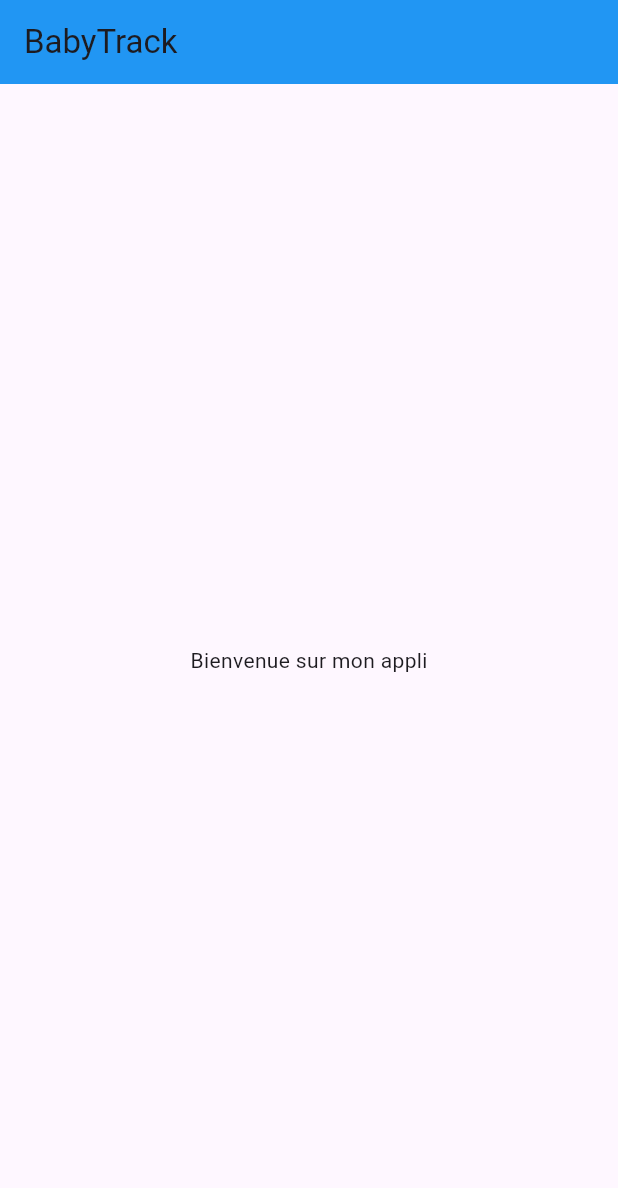
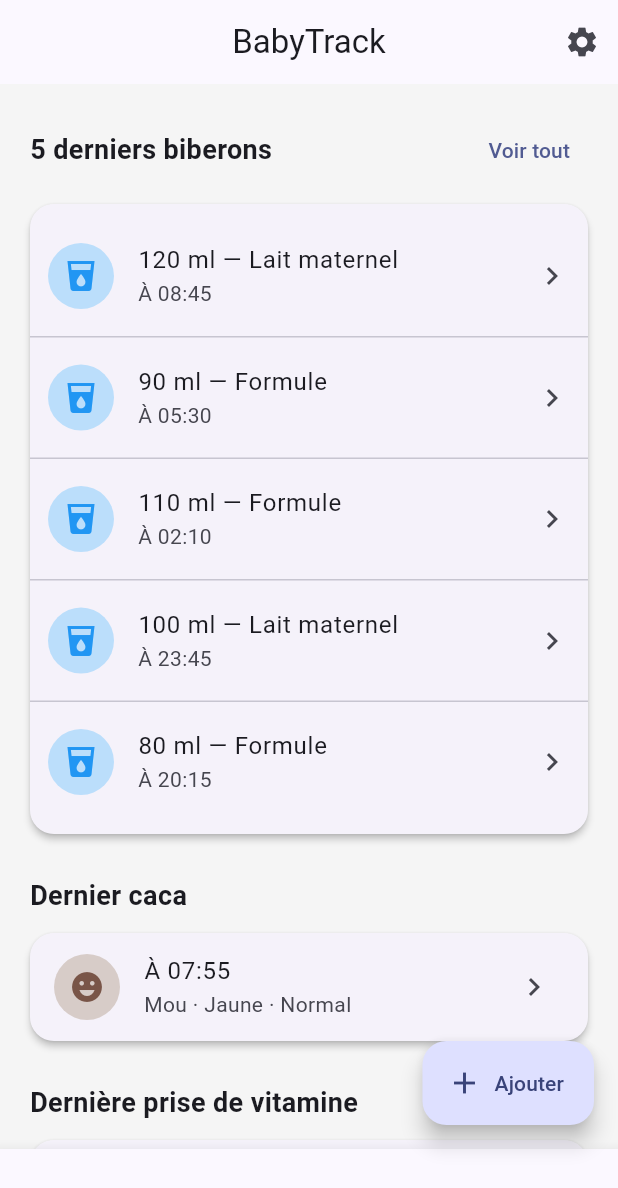
Before and after one commit to yoniBenabou/babytrack, a Flutter app: the screen it shows after launch, on a phone screen of 412 x 824 dp. Shown: the top 1188 px of the screen. Run offline on Flutter 3.47's test engine with Material 3 defaults, Android fonts, the phone set to English and light mode, and no system bars.

Commit message:
UI: Home ‘Suivi’ mock (design only, no logic)

```diff
--- a/lib/main.dart
+++ b/lib/main.dart
@@ -1,24 +1,195 @@
 import 'package:flutter/material.dart';
 
-void main() {
-  runApp(const MyApp());
-}
+void main() => runApp(const BabyTrackApp());
 
-class MyApp extends StatelessWidget {
-  const MyApp({super.key});
+class BabyTrackApp extends StatelessWidget {
+  const BabyTrackApp({super.key});
 
   @override
   Widget build(BuildContext context) {
     return MaterialApp(
-      home: Scaffold(
-        appBar: AppBar(
-          backgroundColor: Colors.blue,
-          title: Text("BabyTrack"),
+      title: 'BabyTrack',
+      debugShowCheckedModeBanner: false,
+      theme: ThemeData(
+        useMaterial3: true,
+        colorSchemeSeed: Colors.indigo,
+      ),
+      home: const HomePage(),
+    );
+  }
+}
+
+class HomePage extends StatelessWidget {
+  const HomePage({super.key});
+
+  // Données factices (design uniquement)
+  List<Map<String, dynamic>> get lastBottles => [
+    {"time": "08:45", "amount": 120, "kind": "Lait maternel"},
+    {"time": "05:30", "amount": 90, "kind": "Formule"},
+    {"time": "02:10", "amount": 110, "kind": "Formule"},
+    {"time": "23:45", "amount": 100, "kind": "Lait maternel"},
+    {"time": "20:15", "amount": 80, "kind": "Formule"},
+  ];
+
+  final Map<String, String> lastPoop = const {
+    "time": "07:55",
+    "texture": "Mou",
+    "color": "Jaune",
+    "note": "Normal"
+  };
+
+  final Map<String, String> lastVitamin = const {
+    "time": "09:00",
+    "name": "Vitamine D",
+    "dose": "400 IU"
+  };
+
+  @override
+  Widget build(BuildContext context) {
+    return Scaffold(
+      appBar: AppBar(
+        title: const Text("BabyTrack"),
+        centerTitle: true,
+        actions: [
+          IconButton(onPressed: () {}, icon: const Icon(Icons.settings)),
+        ],
+      ),
+      body: Container(
+        color: Colors.grey.shade100,
+        child: ListView(
+          padding: const EdgeInsets.fromLTRB(16, 12, 16, 24),
+          children: [
+            // Section: 5 derniers biberons
+            const _SectionHeader(
+              title: "5 derniers biberons",
+              actionText: "Voir tout",
+            ),
+            Card(
+              shape: RoundedRectangleBorder(borderRadius: BorderRadius.circular(16)),
+              elevation: 2,
+              child: Padding(
+                padding: const EdgeInsets.symmetric(vertical: 8),
+                child: Column(
+                  children: [
+                    for (int i = 0; i < 5; i++) ...[
+                      _BottleTile(
+                        amountMl: lastBottles[i]["amount"],
+                        kind: lastBottles[i]["kind"],
+                        time: lastBottles[i]["time"],
+                      ),
+                      if (i != 4) const Divider(height: 1),
+                    ]
+                  ],
+                ),
+              ),
+            ),
+            const SizedBox(height: 16),
+
+            // Section: Dernier caca
+            const _SectionHeader(title: "Dernier caca"),
+            Card(
+              shape: RoundedRectangleBorder(borderRadius: BorderRadius.circular(16)),
+              elevation: 2,
+              child: ListTile(
+                leading: CircleAvatar(
+                  radius: 22,
+                  backgroundColor: Colors.brown.shade100,
+                  child: const Icon(Icons.emoji_emotions, color: Colors.brown),
+                ),
+                title: Text("À ${lastPoop["time"]}"),
+                subtitle: Text("${lastPoop["texture"]} · ${lastPoop["color"]} · ${lastPoop["note"]}"),
+                trailing: const Icon(Icons.chevron_right),
+                onTap: () {},
+              ),
+            ),
+            const SizedBox(height: 16),
+
+            // Section: Dernière vitamine
+            const _SectionHeader(title: "Dernière prise de vitamine"),
+            Card(
+              shape: RoundedRectangleBorder(borderRadius: BorderRadius.circular(16)),
+              elevation: 2,
+              child: ListTile(
+                leading: CircleAvatar(
+                  radius: 22,
+                  backgroundColor: Colors.indigo.shade100,
+                  child: const Icon(Icons.medication, color: Colors.indigo),
+                ),
+                title: Text("${lastVitamin["name"]} — ${lastVitamin["dose"]}"),
+                subtitle: Text("À ${lastVitamin["time"]}"),
+                trailing: const Icon(Icons.chevron_right),
+                onTap: () {},
+              ),
+            ),
+          ],
         ),
-        body: Center(
-            child: Text("Bienvenue sur mon appli")
-        ),
+      ),
+
+      // Bouton flottant (maquette)
+      floatingActionButton: FloatingActionButton.extended(
+        onPressed: () {},
+        icon: const Icon(Icons.add),
+        label: const Text("Ajouter"),
+      ),
+
+      // Barre de navigation (maquette)
+      bottomNavigationBar: BottomNavigationBar(
+        currentIndex: 0,
+        onTap: (_) {},
+        items: const [
+          BottomNavigationBarItem(icon: Icon(Icons.home), label: "Suivi"),
+          BottomNavigationBarItem(icon: Icon(Icons.add), label: "Ajouter"),
+          BottomNavigationBarItem(icon: Icon(Icons.history), label: "Historique"),
+          BottomNavigationBarItem(icon: Icon(Icons.bar_chart), label: "Stats"),
+          BottomNavigationBarItem(icon: Icon(Icons.child_care), label: "Profil"),
+        ],
       ),
     );
   }
 }
+
+/* ====== Petits widgets UI ====== */
+
+class _SectionHeader extends StatelessWidget {
+  final String title;
+  final String? actionText;
+  const _SectionHeader({required this.title, this.actionText});
+
+  @override
+  Widget build(BuildContext context) {
+    return Padding(
+      padding: const EdgeInsets.fromLTRB(4, 8, 4, 8),
+      child: Row(
+        children: [
+          Text(title, style: const TextStyle(fontSize: 18, fontWeight: FontWeight.w700)),
+          const Spacer(),
+          if (actionText != null)
+            TextButton(onPressed: () {}, child: Text(actionText!)),
+        ],
+      ),
+    );
+  }
+}
+
+class _BottleTile extends StatelessWidget {
+  final int amountMl;
+  final String kind;
+  final String time;
+  const _BottleTile({required this.amountMl, required this.kind, required this.time});
+
+  @override
+  Widget build(BuildContext context) {
+    return ListTile(
+      leading: CircleAvatar(
+        radius: 22,
+        backgroundColor: Colors.blue.shade100,
+        child: const Icon(Icons.local_drink, color: Colors.blue),
+      ),
+      title: Text("$amountMl ml — $kind"),
+      subtitle: Text("À $time"),
+      trailing: const Icon(Icons.chevron_right),
+      contentPadding: const EdgeInsets.symmetric(horizontal: 12, vertical: 4),
+      onTap: () {},
+    );
+  }
+}
```
